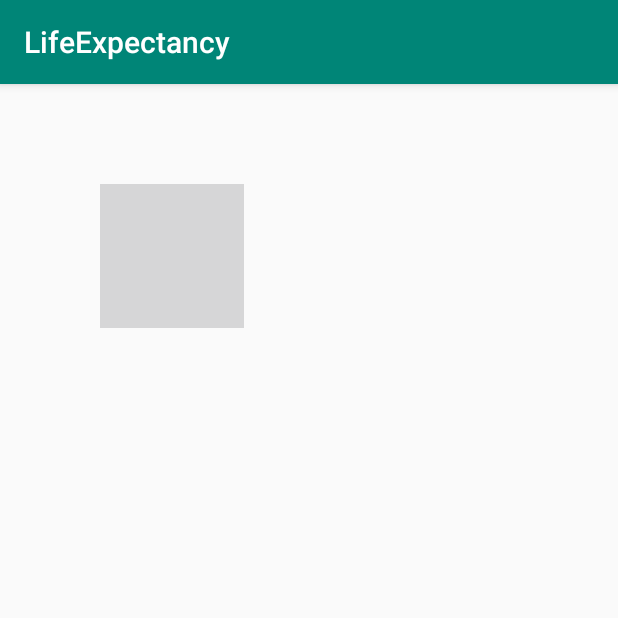
After one commit to 314-studio/Life-Expectancy, an Android app: the MapActivity screen opened directly, with no data from a screen before it, on a phone screen of 412 x 824 dp, the top half of it. The commit adds this screen. Run offline under Robolectric (Android 15) with nearby library versions, the phone set to English and light mode, and no system bars.

Commit message:
country images

```diff
--- a/app/build.gradle
+++ b/app/build.gradle
@@ -26,4 +26,5 @@ dependencies {
     androidTestImplementation 'com.android.support.test:runner:1.0.2'
     androidTestImplementation 'com.android.support.test.espresso:espresso-core:3.0.2'
     implementation 'com.github.PhilJay:MPAndroidChart:v3.0.3'
+    implementation 'org.jetbrains:annotations-java5:15.0'
 }
--- a/app/src/main/AndroidManifest.xml
+++ b/app/src/main/AndroidManifest.xml
@@ -17,6 +17,7 @@
             </intent-filter>
         </activity>
         <activity android:name=".DisplayData" />
+        <activity android:name=".MapActivity" />
     </application>
 
 </manifest>
--- a/app/src/main/java/com/sunbvert/lifeexpectancy/MainActivity.java
+++ b/app/src/main/java/com/sunbvert/lifeexpectancy/MainActivity.java
@@ -42,8 +42,8 @@ public class MainActivity extends AppCompatActivity {
             @Override
             public void onItemClick(AdapterView<?> adapterView, View view, int i, long l) {
                 //只有一个文件，所以无需判断到底选取了哪个文件
-                Intent displayData = new Intent(MainActivity.this, DisplayData.class);
-                startActivity(displayData);
+                Intent showMapChart = new Intent(MainActivity.this, MapActivity.class);
+                startActivity(showMapChart);
             }
         });
     }
--- /dev/null
+++ b/app/src/main/java/com/sunbvert/lifeexpectancy/MapActivity.java
@@ -0,0 +1,17 @@
+package com.sunbvert.lifeexpectancy;
+
+import android.os.Bundle;
+import android.support.v7.app.AppCompatActivity;
+
+public class MapActivity extends AppCompatActivity {
+
+    MapChart mapChart;
+
+    @Override
+    protected void onCreate(Bundle savedInstanceState){
+        super.onCreate(savedInstanceState);
+        setContentView(R.layout.map_chart);
+
+        mapChart = (MapChart) findViewById(R.id.map_chart);
+    }
+}
--- /dev/null
+++ b/app/src/main/java/com/sunbvert/lifeexpectancy/MapChart.java
@@ -0,0 +1,42 @@
+package com.sunbvert.lifeexpectancy;
+
+import android.content.Context;
+import android.content.res.Resources;
+import android.graphics.Bitmap;
+import android.graphics.BitmapFactory;
+import android.graphics.Canvas;
+import android.graphics.Paint;
+import android.util.AttributeSet;
+import android.util.DisplayMetrics;
+import android.view.View;
+
+public class MapChart extends View {
+
+    DisplayMetrics displayMetrics = new DisplayMetrics();
+
+
+    public MapChart(Context context) {
+        super(context);
+    }
+
+    public MapChart(Context context, AttributeSet attrs) {
+        super(context, attrs);
+    }
+
+    public MapChart(Context context, AttributeSet attrs, int defStyleAttr) {
+        super(context, attrs, defStyleAttr);
+    }
+
+    public MapChart(Context context, AttributeSet attrs, int defStyleAttr, int defStyleRes) {
+        super(context, attrs, defStyleAttr, defStyleRes);
+    }
+
+    @Override
+    protected void onDraw(Canvas canvas){
+        super.onDraw(canvas);
+        Resources res = getResources();
+        Bitmap bg = BitmapFactory.decodeResource(res, R.mipmap.countries);
+        canvas.drawBitmap(bg, 100, 100, new Paint());
+
+    }
+}
--- /dev/null
+++ b/app/src/main/res/layout/map_chart.xml
@@ -0,0 +1,20 @@
+<?xml version="1.0" encoding="utf-8"?>
+<android.support.constraint.ConstraintLayout
+    xmlns:android="http://schemas.android.com/apk/res/android"
+    xmlns:app="http://schemas.android.com/apk/res-auto"
+    xmlns:tools="http://schemas.android.com/tools"
+    android:layout_width="match_parent"
+    android:layout_height="match_parent">
+
+    <LinearLayout
+        android:layout_width="match_parent"
+        android:layout_height="match_parent"
+        android:orientation="vertical">
+
+        <com.sunbvert.lifeexpectancy.MapChart
+            android:id="@+id/map_chart"
+            android:layout_width="match_parent"
+            android:layout_height="match_parent" />
+
+    </LinearLayout>
+</android.support.constraint.ConstraintLayout>
```
